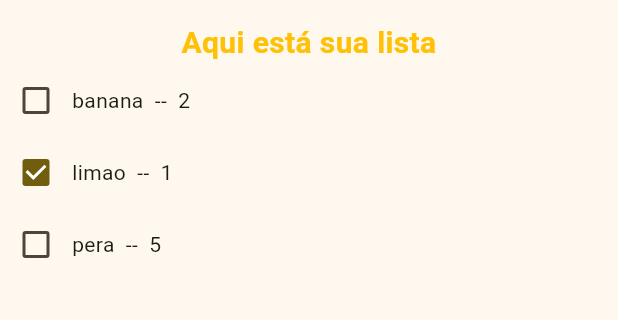
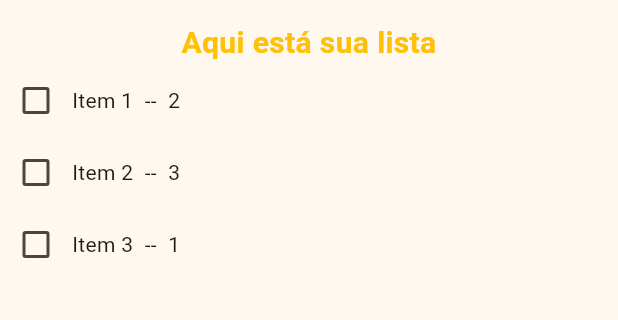
Before and after one commit to rayssamontecchiari/to-buy-list-flutter, a Flutter app: the screen it shows after launch, after a tap on "Ver lista", on a phone screen of 412 x 824 dp, the part 63-383 px from its top. Run offline on Flutter 3.47's test engine with Material 2 defaults, Android fonts, the phone set to English and light mode, and no system bars.

Commit message:
feat: implementa provider e ajusta ver lista

```diff
--- /dev/null
+++ b/lib/context/context.dart
@@ -0,0 +1,43 @@
+import 'package:flutter/material.dart';
+import 'package:provider/provider.dart';
+
+class Item {
+  final String _name;
+  int _quantity;
+  bool _checked;
+
+  Item(this._name, this._quantity, this._checked);
+
+  String get name => _name;
+  int get quantity => _quantity;
+  bool get checked => _checked;
+
+  void setQuantity(int newQuantity) {
+    _quantity = newQuantity;
+  }
+
+  void setChecked(bool newChecked) {
+    _checked = newChecked;
+  }
+}
+
+class userList {
+  final List<Item> itens;
+
+  userList(this.itens);
+}
+
+class DataProvider with ChangeNotifier {
+  userList _lista = userList([
+    Item('Item 1', 2, false),
+    Item('Item 2', 3, false),
+    Item('Item 3', 1, false),
+  ]);
+
+  userList get lista => _lista;
+
+  void addItem(Item item) {
+    _lista.itens.add(item);
+    notifyListeners();
+  }
+}
--- a/lib/homePage.dart
+++ b/lib/homePage.dart
@@ -1,4 +1,6 @@
 import 'package:flutter/material.dart';
+import 'package:provider/provider.dart';
+import 'package:todo_list/context/context.dart';
 import 'package:todo_list/pagesSecundarys/addItem.dart';
 import 'package:todo_list/pagesSecundarys/viewList.dart';
 
@@ -10,14 +12,12 @@ class HomePage extends StatefulWidget {
 }
 
 class _HomePageState extends State<HomePage> {
-  final _userList = [
-    {"name": "banana", "quantity": 2},
-    {"name": "limao", "quantity": 1},
-    {"name": "pera", "quantity": 5}
-  ];
-
   @override
   Widget build(BuildContext context) {
+    final dataProvider = Provider.of<DataProvider>(context);
+
+    final userList _userList = dataProvider.lista;
+
     return Scaffold(
       appBar: AppBar(
         title: Text("Minha Lista"),
@@ -45,9 +45,9 @@ class _HomePageState extends State<HomePage> {
                     Navigator.push(
                       context,
                       MaterialPageRoute(
-                                  builder: (_) =>
-                                      addItemsToList(currentList: _userList),
-                                ))
+                        builder: (_) => addItemsToList(currentList: _userList),
+                      ),
+                    )
                   },
                   child: Container(
                     decoration: BoxDecoration(
@@ -58,25 +58,24 @@ class _HomePageState extends State<HomePage> {
                     padding: const EdgeInsets.all(10),
                     child: const Text("Adicionar Itens",
                         style: TextStyle(color: Colors.white)),
-                      )),
+                  ),
+                ),
                 InkWell(
                   highlightColor: Colors.amber,
                   onTap: () => {
                     Navigator.push(
                       context,
                       MaterialPageRoute(
-                                  builder: (_) =>
-                                      viewList(currentList: _userList),
-                                ))
+                        builder: (_) => viewList(),
+                      ),
+                    )
                   },
                   child: Container(
                     decoration: BoxDecoration(
                       color: Colors.white,
                       border: Border.all(
-                              color: Colors
-                                  .amber, // Define a cor da borda como vermelho
-                              width:
-                                  2, // Define a largura da borda como 2 pixels
+                        color: Colors.amber,
+                        width: 2,
                       ),
                       borderRadius: BorderRadius.circular(15),
                     ),
@@ -85,10 +84,13 @@ class _HomePageState extends State<HomePage> {
                     child: const Text(
                       "Ver lista",
                       style: TextStyle(color: Colors.amber),
-                          ))),
+                    ),
+                  ),
+                ),
               ],
             )
-            ]),
+          ],
+        ),
       ),
     );
   }
--- a/lib/main.dart
+++ b/lib/main.dart
@@ -1,6 +1,7 @@
 import 'package:flutter/material.dart';
-
-import 'homePage.dart';
+import 'package:provider/provider.dart';
+import 'package:todo_list/context/context.dart';
+import 'package:todo_list/homePage.dart';
 
 void main() {
   runApp(const MyApp());
@@ -11,13 +12,16 @@ class MyApp extends StatelessWidget {
 
   @override
   Widget build(BuildContext context) {
-    return MaterialApp(
-      title: 'Flutter Demo',
-      theme: ThemeData(
-        colorScheme: ColorScheme.fromSeed(seedColor: Colors.amberAccent),
-        useMaterial3: true,
+    return ChangeNotifierProvider(
+      create: (_) => DataProvider(),
+      child: MaterialApp(
+        title: 'My list App',
+        theme: ThemeData(
+          colorScheme: ColorScheme.fromSeed(seedColor: Colors.amberAccent),
+          useMaterial3: true,
+        ),
+        home: HomePage(),
       ),
-      home: HomePage(),
     );
   }
 }
--- a/lib/pagesSecundarys/addItem.dart
+++ b/lib/pagesSecundarys/addItem.dart
@@ -1,7 +1,8 @@
 import 'package:flutter/material.dart';
+import 'package:todo_list/context/context.dart';
 
 class addItemsToList extends StatefulWidget {
-  final List<Map<String, Object>> currentList;
+  final userList currentList;
 
   addItemsToList({Key? key, required this.currentList}) : super(key: key);
 
@@ -34,7 +35,8 @@ class _addItemsToListState extends State<addItemsToList> {
       body: SafeArea(
         child: Padding(
           padding: EdgeInsets.only(top: 50),
-            child: Column(children: [
+          child: Column(
+            children: [
               const Text(
                 "Insira o nome do produto e a quantidade desejada",
                 textAlign: TextAlign.center,
@@ -103,17 +105,20 @@ class _addItemsToListState extends State<addItemsToList> {
                       color: Colors.amber,
                       borderRadius: BorderRadius.circular(20),
                     ),
-                        margin:
-                            const EdgeInsets.only(top: 20, left: 15, right: 15),
+                    margin: const EdgeInsets.only(top: 20, left: 15, right: 15),
                     padding: const EdgeInsets.all(10),
                     child: const Text(
                       "Adicionar",
                       style: TextStyle(color: Colors.white),
                       textAlign: TextAlign.center,
-                        ));
-                  })),
-            ]),
                     ),
-        ));
+                  );
+                }),
+              ),
+            ],
+          ),
+        ),
+      ),
+    );
   }
 }
--- a/lib/pagesSecundarys/viewList.dart
+++ b/lib/pagesSecundarys/viewList.dart
@@ -1,29 +1,29 @@
+import 'dart:math';
+
 import 'package:flutter/material.dart';
+import 'package:provider/provider.dart';
+import 'package:todo_list/context/context.dart';
 
 class viewList extends StatefulWidget {
-  final List<Map<String, Object>> currentList;
-
-  viewList({Key? key, required this.currentList}) : super(key: key);
+  viewList({Key? key}) : super(key: key);
 
   @override
   _viewListState createState() => _viewListState();
 }
 
 class _viewListState extends State<viewList> {
-  final _userList = [
-    {"name": "banana", "quantity": 2, "checked": false},
-    {"name": "limao", "quantity": 1, "checked": true},
-    {"name": "pera", "quantity": 5, "checked": false}
-  ];
-
   @override
   Widget build(BuildContext context) {
+    final dataProvider = Provider.of<DataProvider>(context);
+    final _userList = dataProvider.lista.itens;
+
     return Scaffold(
       appBar: AppBar(
         title: Text("Minha Lista"),
       ),
       body: SafeArea(
-          child: Column(children: [
+        child: Column(
+          children: [
             const Text(
               "Aqui está sua lista",
               textAlign: TextAlign.center,
@@ -34,20 +34,22 @@ class _viewListState extends State<viewList> {
             ),
             Column(
               children: _userList.map((i) {
-                String itemName = i["name"].toString();
-                String itemQuantity = i["quantity"].toString();
-                bool itemChecked = i["checked"] as bool;
+                String itemName = i.name;
+                String itemQuantity = i.quantity.toString();
+
                 return Row(
                   mainAxisAlignment: MainAxisAlignment.start,
                   crossAxisAlignment: CrossAxisAlignment.center,
                   mainAxisSize: MainAxisSize.max,
                   children: [
                     Checkbox(
-                      value: itemChecked,
+                      value: i.checked,
                       onChanged: (bool? value) {
+                        if (value != null) {
                           setState(() {
-                          itemChecked = value!;
+                            i.setChecked(value);
                           });
+                        }
                       },
                     ),
                     Text(itemName),
@@ -56,8 +58,10 @@ class _viewListState extends State<viewList> {
                   ],
                 );
               }).toList(),
-            )
-          ]),
-        ));
+            ),
+          ],
+        ),
+      ),
+    );
   }
 }
--- a/pubspec.yaml
+++ b/pubspec.yaml
@@ -35,6 +35,7 @@ dependencies:
   # The following adds the Cupertino Icons font to your application.
   # Use with the CupertinoIcons class for iOS style icons.
   cupertino_icons: ^1.0.2
+  provider: ^6.0.5
 
 dev_dependencies:
   flutter_test:
```
Also changed, not shown: pubspec.lock. Lines whose indentation alone changed are shown as unchanged.
